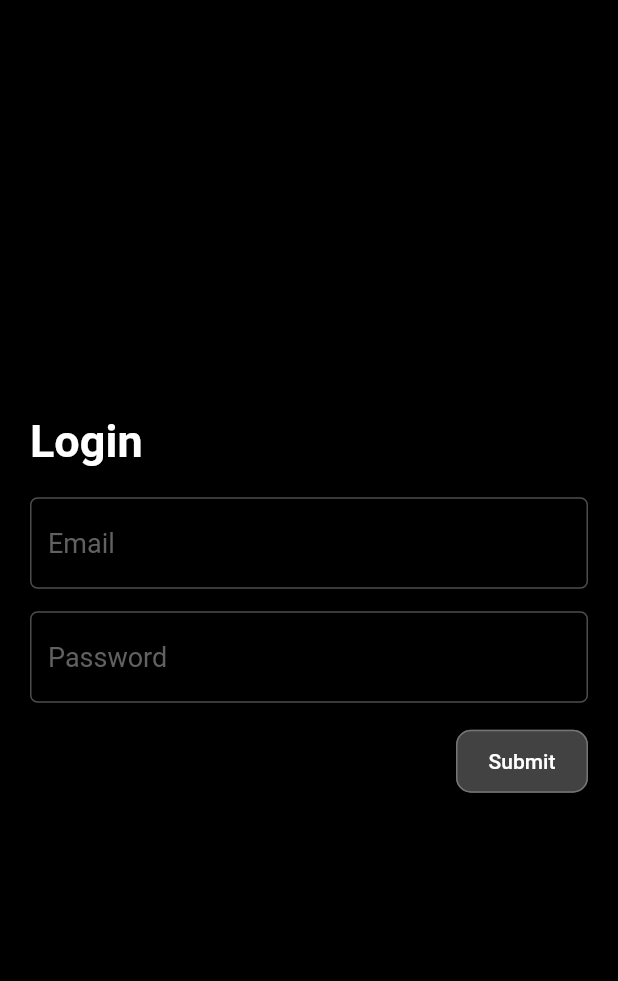
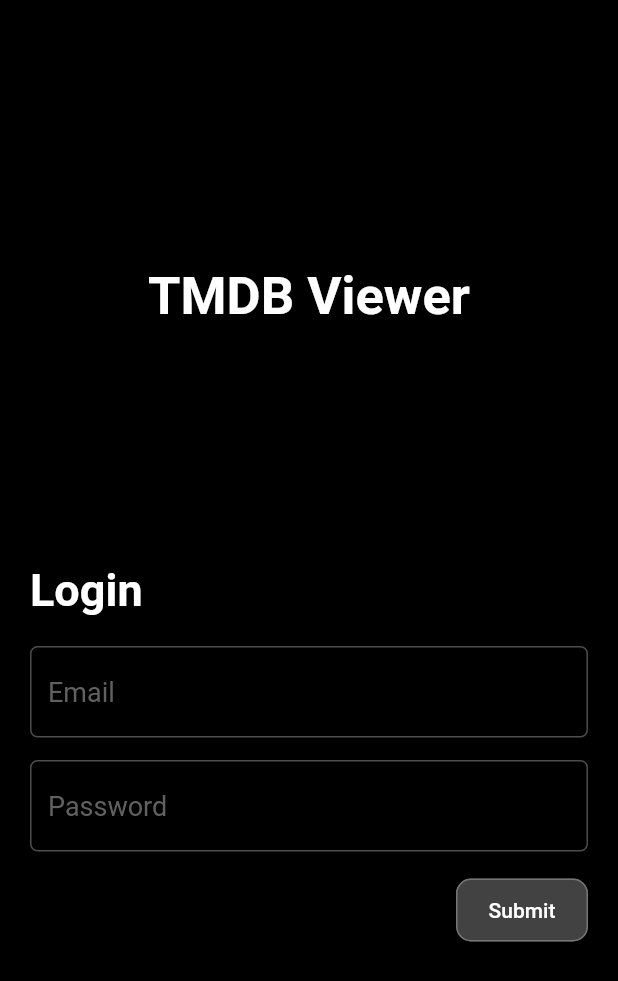
Before and after one commit to zaktolba/TMDBViewer, a Flutter app: the screen it shows after launch, on a phone screen of 412 x 824 dp. Shown: the top 981 px of the screen. Run offline on Flutter 3.47's test engine with Material 2 defaults, Android fonts, the light colour scheme and no system bars; our stand-ins replace firebase_auth, firebase_dynamic_links, shared_preferences; missing offline and left inert: validate; accounts and stored records are empty.

Commit message:
Added app title on Login page

```diff
--- a/lib/ui/Login.dart
+++ b/lib/ui/Login.dart
@@ -96,6 +96,14 @@ class _LoginState extends State<LoginPage> {
                 padding: const EdgeInsets.all(20.0),
                 child: Column(children: <Widget>[
                   Spacer(),
+                  Text(
+                    'TMDB Viewer',
+                    style: TextStyle(
+                        fontSize: 35.0,
+                        fontWeight: FontWeight.bold,
+                        color: Colors.white),
+                  ),
+                  Spacer(),
                   Row(
                     children: [
                       Text(
```
